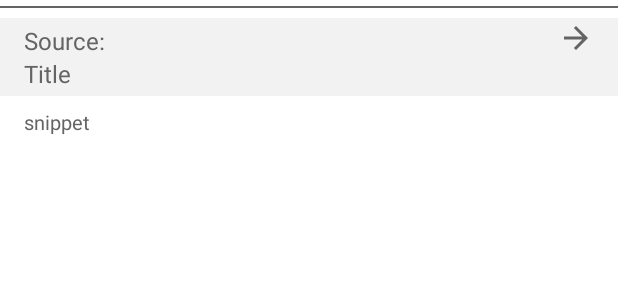
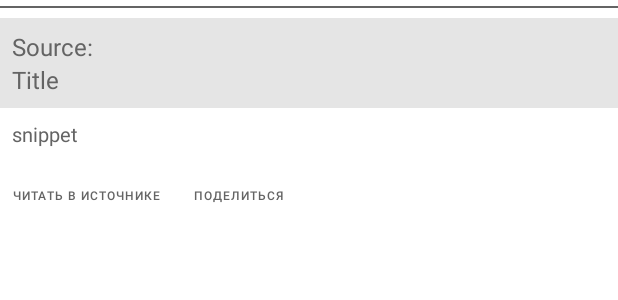
Before and after one commit to DannyBurge/RSSClient, an Android app: the layout news_item_list.xml on its own in the app's theme, with its tools: preview values and no code run, on a phone screen of 412 x 824 dp. Shown: the top 300 px of the screen. Run offline under Robolectric (Android 15) with nearby library versions, the phone set to English and light mode, and no system bars.

Commit message:
1.0.1
Добавлена кнопка поделиться новостью
Значки заменены на текстовые кнопки для улучшения читабельности

```diff
--- a/app/src/main/java/com/example/rssclient/ItemListFromMainChannelAdapter.kt
+++ b/app/src/main/java/com/example/rssclient/ItemListFromMainChannelAdapter.kt
@@ -49,7 +49,7 @@ class ItemListFromMainChannelAdapter(
         private val pubDate: TextView = view.findViewById(R.id.itemFromChanelPubDate)
         private val recyclerView: RecyclerView =
             view.findViewById(R.id.recyclerViewForNewsItemsList)
-        private val button: Button = view.findViewById(R.id.itemFromChanelButton)
+        private val button: Button = view.findViewById(R.id.itemFromChanelSave)
 
         fun bind(item: Item) {
             // Увеличим область нажатия кнопули
@@ -70,7 +70,7 @@ class ItemListFromMainChannelAdapter(
             pubDate.text = dateConverter.write(dateConverter.read(item.pubDate))
             recyclerView.layoutManager = LinearLayoutManager(context)
             val itemList: MutableList<NewsItem> = mutableListOf()
-            val adapter = ItemListFromItemAdapter(context, itemList)
+            val adapter = ItemListFromItemAdapter(context, itemList, activity, item.title)
             recyclerView.adapter = adapter
             itemList.addAll(item.newsItemList)
             adapter.notifyDataSetChanged()
--- a/app/src/main/java/com/example/rssclient/SavedItemListAdapter.kt
+++ b/app/src/main/java/com/example/rssclient/SavedItemListAdapter.kt
@@ -49,7 +49,7 @@ class SavedItemListAdapter(
         private val pubDate: TextView = view.findViewById(R.id.itemFromLaterPubDate)
         private val recyclerView: RecyclerView =
             view.findViewById(R.id.recyclerViewForLaterNewsItemsList)
-        private val button: Button = view.findViewById(R.id.itemFromLaterButton)
+        private val button: Button = view.findViewById(R.id.itemFromLaterRemove)
 
         fun bind(item: Item) {
             // Увеличим область нажатия кнопули
@@ -70,7 +70,7 @@ class SavedItemListAdapter(
             pubDate.text = dateConverter.write(dateConverter.read(item.pubDate))
             recyclerView.layoutManager = LinearLayoutManager(context)
             val itemList: MutableList<NewsItem> = mutableListOf()
-            val adapter = ItemListFromItemAdapter(context, itemList)
+            val adapter = ItemListFromItemAdapter(context, itemList, activity, item.title)
             recyclerView.adapter = adapter
             itemList.addAll(item.newsItemList)
             adapter.notifyDataSetChanged()
--- a/app/src/main/res/drawable/baseline_arrow_forward_black_24dp.xml
+++ /dev/null
@@ -1,10 +0,0 @@
-<?xml version="1.0" encoding="UTF-8" standalone="no"?>
-<vector xmlns:android="http://schemas.android.com/apk/res/android"
-    android:width="24dp"
-    android:height="24dp"
-    android:viewportWidth="24.0"
-    android:viewportHeight="24.0">
-    <path
-        android:fillColor="@android:color/black"
-        android:pathData="M12,4l-1.41,1.41L16.17,11H4v2h12.17l-5.58,5.59L12,20l8,-8z" />
-</vector>
--- a/app/src/main/res/layout/news_item_list.xml
+++ b/app/src/main/res/layout/news_item_list.xml
@@ -1,72 +1,87 @@
 <?xml version="1.0" encoding="utf-8"?>
 <androidx.constraintlayout.widget.ConstraintLayout xmlns:android="http://schemas.android.com/apk/res/android"
     xmlns:app="http://schemas.android.com/apk/res-auto"
-    xmlns:tools="http://schemas.android.com/tools"
     android:layout_width="match_parent"
     android:layout_height="wrap_content"
     android:layout_marginVertical="4dp">
 
     <View
         android:id="@+id/divider"
-        app:layout_constraintTop_toTopOf="parent"
+        android:layout_width="0dp"
+        android:layout_height="1dp"
+        android:background="@color/allTextColor"
+        app:layout_constraintEnd_toEndOf="parent"
         app:layout_constraintStart_toStartOf="parent"
-        app:layout_constraintEnd_toEndOf="parent"
-        android:layout_width="0dp"
-        android:background="@color/allTextColor"
-        android:layout_height="1dp"/>
+        app:layout_constraintTop_toTopOf="parent" />
 
     <View
         android:id="@+id/view"
         android:layout_width="0dp"
         android:layout_height="0dp"
+        android:layout_marginTop="@dimen/shiftMedium"
         android:background="@color/cardBackground"
         app:layout_constraintBottom_toBottomOf="@+id/newsItemTitle"
         app:layout_constraintEnd_toEndOf="parent"
+        app:layout_constraintHorizontal_bias="0.0"
         app:layout_constraintStart_toStartOf="parent"
-        app:layout_constraintTop_toTopOf="@+id/newsItemSource" />
+        app:layout_constraintTop_toTopOf="@+id/divider"
+        app:layout_constraintVertical_bias="1.0" />
 
     <TextView
         android:id="@+id/newsItemSource"
         android:layout_width="0dp"
         android:layout_height="wrap_content"
+        android:layout_marginHorizontal="@dimen/shiftMedium"
         android:layout_marginTop="@dimen/shiftMedium"
-        android:paddingTop="@dimen/shiftSmall"
-        android:layout_marginStart="@dimen/shiftBig"
         android:text="Source:"
         android:textSize="@dimen/textSizeHeader2"
-        app:layout_constraintEnd_toStartOf="@+id/buttonToNew"
+        app:layout_constraintEnd_toEndOf="@+id/view"
         app:layout_constraintStart_toStartOf="parent"
-        app:layout_constraintTop_toTopOf="@+id/divider" />
+        app:layout_constraintTop_toTopOf="@+id/view" />
 
     <TextView
         android:id="@+id/newsItemTitle"
         android:layout_width="0dp"
         android:layout_height="wrap_content"
+        android:layout_marginHorizontal="@dimen/shiftMedium"
+        android:paddingBottom="@dimen/shiftMedium"
         android:text="Title"
-        android:paddingBottom="@dimen/shiftSmall"
         android:textSize="@dimen/textSizeHeader2"
-        app:layout_constraintEnd_toStartOf="@+id/buttonToNew"
-        app:layout_constraintStart_toStartOf="@+id/newsItemSource"
+        app:layout_constraintEnd_toEndOf="parent"
+        app:layout_constraintStart_toStartOf="parent"
         app:layout_constraintTop_toBottomOf="@+id/newsItemSource" />
+
 
     <Button
         android:id="@+id/buttonToNew"
-        android:layout_width="@dimen/buttonSize"
-        android:layout_height="@dimen/buttonSize"
-        android:layout_marginEnd="@dimen/shiftBig"
-        android:background="@drawable/baseline_arrow_forward_black_24dp"
-        app:layout_constraintEnd_toEndOf="parent"
-        app:layout_constraintTop_toTopOf="@+id/newsItemSource"
-        app:layout_constraintBottom_toBottomOf="@+id/newsItemSource"/>
+        style="@style/Widget.MaterialComponents.Button.TextButton"
+        android:layout_width="wrap_content"
+        android:layout_height="@dimen/textButtonSize"
+        android:text="@string/text_button_read"
+        android:textSize="@dimen/buttonTextSize"
+        android:layout_marginTop="@dimen/shiftBig"
+        app:layout_constraintBottom_toBottomOf="parent"
+        app:layout_constraintStart_toStartOf="parent"
+        app:layout_constraintTop_toBottomOf="@+id/newsItemSnippet" />
+
+    <Button
+        android:id="@+id/itemFromLaterShare"
+        style="@style/Widget.MaterialComponents.Button.TextButton"
+        android:layout_width="wrap_content"
+        android:layout_height="@dimen/textButtonSize"
+        android:text="@string/text_button_share"
+        android:textSize="@dimen/buttonTextSize"
+        app:layout_constraintBottom_toBottomOf="@+id/buttonToNew"
+        app:layout_constraintStart_toEndOf="@+id/buttonToNew"
+        app:layout_constraintTop_toTopOf="@+id/buttonToNew" />
 
     <TextView
         android:id="@+id/newsItemSnippet"
         android:layout_width="0dp"
         android:layout_height="wrap_content"
+        android:layout_marginVertical="@dimen/shiftMedium"
         android:text="snippet"
-        android:layout_marginVertical="@dimen/shiftMedium"
         android:textSize="@dimen/textSize"
-        app:layout_constraintBottom_toBottomOf="parent"
         app:layout_constraintEnd_toEndOf="@+id/newsItemTitle"
         app:layout_constraintStart_toStartOf="@+id/newsItemTitle"
         app:layout_constraintTop_toBottomOf="@+id/newsItemTitle" />
--- a/app/src/main/res/values/colors.xml
+++ b/app/src/main/res/values/colors.xml
@@ -8,8 +8,8 @@
     <color name="black">#FF000000</color>
     <color name="white">#FFFFFFFF</color>
     <color name="clear">#00FFFFFF</color>
-    <color name="semi_clear_white">#0DFFFFFF</color>
-    <color name="semi_clear_black">#0D000000</color>
+    <color name="semi_clear_white">#1AFFFFFF</color>
+    <color name="semi_clear_black">#1A000000</color>
 
     <color name="material_red_400">#EF5350</color>
     <color name="material_red_300">#E57373</color>
--- a/app/src/main/res/values/dimen.xml
+++ b/app/src/main/res/values/dimen.xml
@@ -3,6 +3,8 @@
     <dimen name="textSizeHeader1">18sp</dimen>
     <dimen name="textSizeHeader2">16sp</dimen>
     <dimen name="textSize">13sp</dimen>
+    <dimen name="buttonTextSize">8sp</dimen>
+    <dimen name="textButtonSize">32dp</dimen>
 
     <dimen name="shiftSmall">4dp</dimen>
     <dimen name="shiftMedium">8dp</dimen>
--- a/app/src/main/res/values/dimens.xml
+++ b/app/src/main/res/values/dimens.xml
@@ -2,4 +2,5 @@
 <resources>
     <dimen name="shiftBigBig">24dp</dimen>
     <dimen name="buttonSize">24dp</dimen>
+    <dimen name="buttonSizeSmall">20dp</dimen>
 </resources>
--- a/app/src/main/res/values/strings.xml
+++ b/app/src/main/res/values/strings.xml
@@ -5,4 +5,7 @@
 
     <string name="InternetIssue">Проблемы с интернет соединением</string>
     <string name="ServerIssue">Проблемы с сервером</string>
+    <string name="share">Посмотри интересную новость по теме \"%1$s\":\n</string>
+    <string name="text_button_read">Читать в источнике</string>
+    <string name="text_button_share">Поделиться</string>
 </resources>
```
Also changed, not shown: app/src/main/java/com/example/rssclient/ItemListFromItemAdapter.kt (+21 -3 lines), app/src/main/java/com/example/rssclient/MainActivity.kt (+10 -0 lines), app/src/main/res/drawable/custom_checkbox.xml (deleted, +0 -7 lines), app/src/main/res/drawable/star_check.xml (deleted, +0 -10 lines), app/src/main/res/drawable/star_uncheck.xml (deleted, +0 -10 lines), app/src/main/res/layout/item_from_later_list_item_list.xml (+5 -5 lines), app/src/main/res/layout/item_from_main_channel_item_list.xml (+4 -5 lines).
